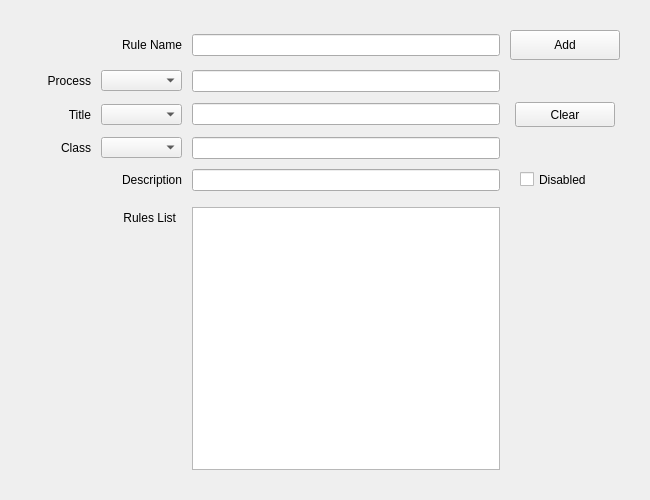
The window that QKeyMapper/qignorewindowinfolistdialog.ui (Zalafina/QKeyMapper) describes before a commit, drawn with Qt 5.
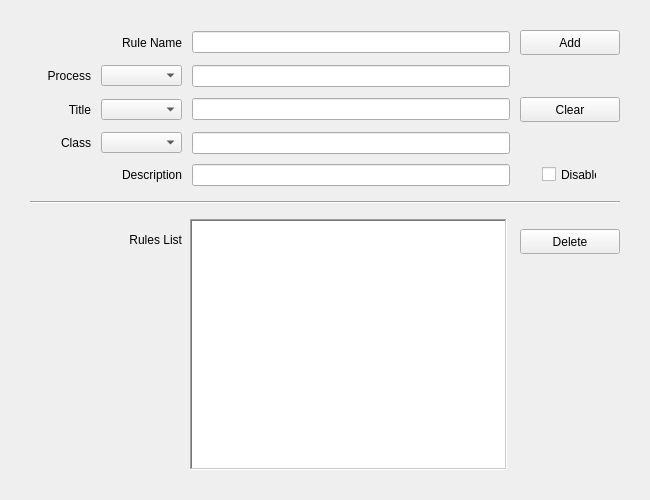
The same window after the commit.

Diff of the .ui file:
```diff
--- a/QKeyMapper/qignorewindowinfolistdialog.ui
+++ b/QKeyMapper/qignorewindowinfolistdialog.ui
@@ -13,9 +13,9 @@
   <property name="windowTitle">
    <string>Ignore Rules List</string>
   </property>
-  <layout class="QVBoxLayout" name="verticalLayout_2">
+  <layout class="QVBoxLayout" name="verticalLayout_4">
    <property name="spacing">
-    <number>16</number>
+    <number>15</number>
    </property>
    <property name="leftMargin">
     <number>30</number>
@@ -221,7 +221,7 @@
        </property>
       </widget>
      </item>
-     <item row="0" column="3">
+     <item row="0" column="3" alignment="Qt::AlignmentFlag::AlignHCenter">
       <widget class="QPushButton" name="saveRuleButton">
        <property name="sizePolicy">
         <sizepolicy hsizetype="Fixed" vsizetype="Fixed">
@@ -231,14 +231,14 @@
        </property>
        <property name="minimumSize">
         <size>
-         <width>110</width>
-         <height>30</height>
+         <width>100</width>
+         <height>25</height>
         </size>
        </property>
        <property name="maximumSize">
         <size>
-         <width>110</width>
-         <height>30</height>
+         <width>100</width>
+         <height>25</height>
         </size>
        </property>
        <property name="focusPolicy">
@@ -307,13 +307,13 @@
        </property>
        <property name="minimumSize">
         <size>
-         <width>90</width>
+         <width>55</width>
          <height>21</height>
         </size>
        </property>
        <property name="maximumSize">
         <size>
-         <width>90</width>
+         <width>55</width>
          <height>21</height>
         </size>
        </property>
@@ -358,10 +358,26 @@
      </item>
     </layout>
    </item>
+   <item>
+    <widget class="Line" name="line">
+     <property name="orientation">
+      <enum>Qt::Orientation::Horizontal</enum>
+     </property>
+    </widget>
+   </item>
    <item>
     <layout class="QHBoxLayout" name="horizontalLayout">
+     <property name="spacing">
+      <number>8</number>
+     </property>
+     <property name="rightMargin">
+      <number>0</number>
+     </property>
      <item>
       <layout class="QVBoxLayout" name="verticalLayout">
+       <property name="topMargin">
+        <number>10</number>
+       </property>
        <item>
         <widget class="QLabel" name="ruleListLabel">
          <property name="sizePolicy">
@@ -372,13 +388,13 @@
          </property>
          <property name="minimumSize">
           <size>
-           <width>146</width>
+           <width>152</width>
            <height>21</height>
           </size>
          </property>
          <property name="maximumSize">
           <size>
-           <width>146</width>
+           <width>152</width>
            <height>21</height>
           </size>
          </property>
@@ -410,23 +426,86 @@
        <property name="focusPolicy">
         <enum>Qt::FocusPolicy::NoFocus</enum>
        </property>
+       <property name="frameShape">
+        <enum>QFrame::Shape::WinPanel</enum>
+       </property>
       </widget>
      </item>
      <item>
-      <spacer name="ruleListWidgetRightHorizontalSpacer">
-       <property name="orientation">
-        <enum>Qt::Orientation::Horizontal</enum>
+      <layout class="QVBoxLayout" name="verticalLayout_2">
+       <property name="spacing">
+        <number>4</number>
        </property>
-       <property name="sizeType">
-        <enum>QSizePolicy::Policy::Fixed</enum>
+       <property name="leftMargin">
+        <number>5</number>
        </property>
-       <property name="sizeHint" stdset="0">
-        <size>
-         <width>120</width>
-         <height>189</height>
-        </size>
+       <property name="rightMargin">
+        <number>0</number>
        </property>
-      </spacer>
+       <item>
+        <spacer name="ruleListVerticalSpacer_5">
+         <property name="orientation">
+          <enum>Qt::Orientation::Vertical</enum>
+         </property>
+         <property name="sizeType">
+          <enum>QSizePolicy::Policy::Fixed</enum>
+         </property>
+         <property name="sizeHint" stdset="0">
+          <size>
+           <width>20</width>
+           <height>10</height>
+          </size>
+         </property>
+        </spacer>
+       </item>
+       <item>
+        <widget class="QPushButton" name="deleteRuleButton">
+         <property name="sizePolicy">
+          <sizepolicy hsizetype="Fixed" vsizetype="Fixed">
+           <horstretch>0</horstretch>
+           <verstretch>0</verstretch>
+          </sizepolicy>
+         </property>
+         <property name="minimumSize">
+          <size>
+           <width>100</width>
+           <height>25</height>
+          </size>
+         </property>
+         <property name="maximumSize">
+          <size>
+           <width>100</width>
+           <height>25</height>
+          </size>
+         </property>
+         <property name="focusPolicy">
+          <enum>Qt::FocusPolicy::NoFocus</enum>
+         </property>
+         <property name="text">
+          <string>Delete</string>
+         </property>
+         <property name="autoDefault">
+          <bool>false</bool>
+         </property>
+        </widget>
+       </item>
+       <item>
+        <spacer name="ruleListVerticalSpacer_2">
+         <property name="orientation">
+          <enum>Qt::Orientation::Vertical</enum>
+         </property>
+         <property name="sizeType">
+          <enum>QSizePolicy::Policy::Expanding</enum>
+         </property>
+         <property name="sizeHint" stdset="0">
+          <size>
+           <width>20</width>
+           <height>40</height>
+          </size>
+         </property>
+        </spacer>
+       </item>
+      </layout>
      </item>
     </layout>
    </item>
```
